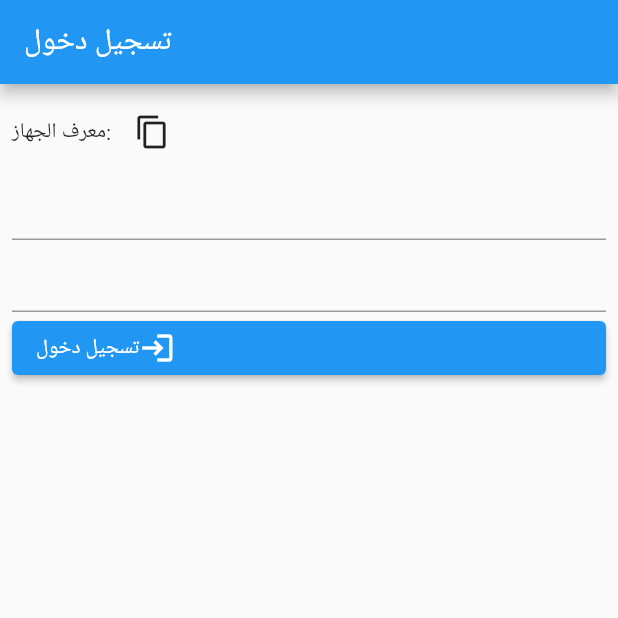
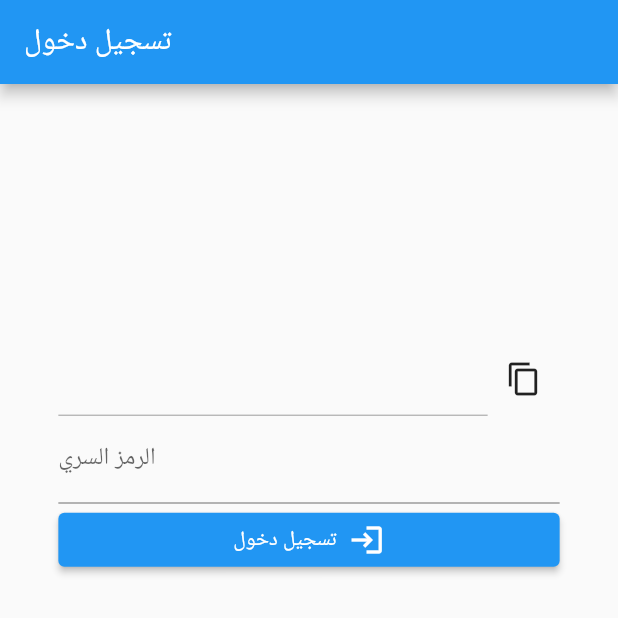
Before and after one commit to aaref-sh/wh, a Flutter app: the screen it shows after launch, on a phone screen of 412 x 824 dp, the top half of it. Run offline on Flutter 3.47's test engine with Material 2 defaults, Android fonts, the phone set to English and light mode, and no system bars; our stand-ins replace awesome_notifications, flutter_map, fluttertoast, latlong2, location, shared_preferences and 2 more; missing offline and left inert: platform_device_id_v3, signalr_core, workmanager; accounts and stored records are empty.

Commit message:
finish all - map to be enhanced

```diff
--- a/lib/components/all.dart
+++ b/lib/components/all.dart
@@ -1,3 +1,5 @@
 export 'error_message.dart';
 export 'load_panel.dart';
 export 'chat_bubble.dart';
+export 'async_body.dart';
+export 'text_field.dart';
--- /dev/null
+++ b/lib/components/async_body.dart
@@ -0,0 +1,61 @@
+import 'package:wh/all.dart';
+
+class AsyncBody extends StatefulWidget {
+  const AsyncBody(
+      {super.key,
+      this.appBar,
+      this.loading = false,
+      required this.child,
+      this.floatingActionButton,
+      this.floatingActionButtonLocation});
+  final Widget child;
+  final bool loading;
+  final PreferredSizeWidget? appBar;
+  final FloatingActionButton? floatingActionButton;
+  final FloatingActionButtonLocation? floatingActionButtonLocation;
+  @override
+  State<AsyncBody> createState() => _AsyncBodyState();
+}
+
+class _AsyncBodyState extends State<AsyncBody> {
+  @override
+  Widget build(BuildContext context) {
+    var size = MediaQuery.of(context).size;
+    return Scaffold(
+      appBar: widget.appBar,
+      floatingActionButton: widget.floatingActionButton,
+      floatingActionButtonLocation: widget.floatingActionButtonLocation,
+      body: Stack(
+        children: [
+          widget.child,
+          widget.loading
+              ? Container(
+                  width: size.width,
+                  height: size.height,
+                  color: Colors.black12,
+                  child: Center(
+                    child: Container(
+                      decoration: BoxDecoration(
+                        color: Colors.white,
+                        borderRadius: BorderRadius.circular(8),
+                      ),
+                      width: size.width * .8,
+                      child: Padding(
+                        padding: const EdgeInsets.all(8.0),
+                        child: Column(
+                          mainAxisSize: MainAxisSize.min,
+                          children: [
+                            const CircularProgressIndicator(),
+                            Text(resPleaseWait),
+                          ],
+                        ),
+                      ),
+                    ),
+                  ),
+                )
+              : Container()
+        ],
+      ),
+    );
+  }
+}
--- a/lib/globals/resources.dart
+++ b/lib/globals/resources.dart
@@ -1,4 +1,5 @@
 var resDeviceId = 'معرف الجهاز';
+var resSecretCode = 'الرمز السري';
 var resUnexpectedError = 'حصل خطأ غير متوقع';
 var resLoginBtn = 'تسجيل دخول';
 var resCopied = 'تم النسخ';
--- a/lib/globals/shared.dart
+++ b/lib/globals/shared.dart
@@ -73,3 +73,8 @@ Future<void> initToken() async {
   token = pref?.Token;
   username = pref?.Owner;
 }
+
+var rtlRegex = RegExp(r'[\u0591-\u07FF]');
+bool isRtl(String text) {
+  return rtlRegex.hasMatch(text);
+}
--- a/lib/globals/variables.dart
+++ b/lib/globals/variables.dart
@@ -1,8 +1,8 @@
 import 'package:wh/all.dart';
 
 const String hub = 'messageHub';
-String serverURI = 'https://salama.somee.com';
-// String serverURI = 'https://salama.bsite.net';
+// String serverURI = 'https://salama.somee.com';
+String serverURI = 'https://salama2.bsite.net';
 // String serverURI = 'http://10.0.2.2:5000';
 
 String deviceId = "Unknown";
@@ -13,7 +13,6 @@ LocationData? lastLocation;
 int pageIndex = 0;
 
 List<Message> messages = [];
-int page = 1;
 bool morePages = true;
 
 const chatPageSize = 100;
--- a/lib/screens/home.dart
+++ b/lib/screens/home.dart
@@ -24,6 +24,7 @@ void initListinPort() {
   IsolateNameServer.registerPortWithName(port.sendPort, mainIsolate);
   // Listen for messages from the background isolate
   port.listen((msg) {
+    if (msg == 1) tougleNotifications(0);
     ChatScreenState.addMessage(Message.fromMap(msg));
   });
 }
@@ -72,7 +73,7 @@ class _NavigationExampleState extends State<NavigationExample> {
         ],
       ),
       body: <Widget>[
-        NewMyStatus(),
+        const NewMyStatus(),
         const ManagementMessages(),
         const ChatScreen(),
         const MyStatus(),
--- a/lib/screens/login.dart
+++ b/lib/screens/login.dart
@@ -10,45 +10,56 @@ class Login extends StatefulWidget {
   State<Login> createState() => _LoginState();
 }
 
-Future<String> initEveryThing(context) async {
+class _LoginState extends State<Login> {
+  var tfpass = TextEditingController();
+  bool loading = true;
+
+  Future<void> initEveryThing(context) async {
     WidgetsFlutterBinding.ensureInitialized();
     await initToken();
     // Configure the plugin
     try {
       deviceId = await PlatformDeviceId.getDeviceId ?? deviceId;
     } catch (e) {}
+    setState(() => loading = false);
+  }
+
+  @override
+  void initState() {
+    super.initState();
+    initEveryThing(context);
+  }
+
+  @override
+  Widget build(BuildContext context) {
     if (token != null) {
       navigateToHome(context);
     }
-  return "";
-}
-
-class _LoginState extends State<Login> {
-  var tfpass = TextEditingController();
-  bool loaded = false;
-
-  @override
-  Widget build(BuildContext context) {
-    return StreamBuilder<Object>(
-        stream: null,
-        builder: (context, snapshot) {
-          return Scaffold(
+    var size = MediaQuery.of(context).size;
+    return AsyncBody(
       appBar: AppBar(title: Text(resLoginBtn)),
-            body: SingleChildScrollView(
-              child: FutureBuilder(
-                builder: (ctx, snapshot) {
-                  if (snapshot.hasData) {
-                    return Padding(
+      loading: loading,
+      child: SingleChildScrollView(
+          child: Center(
+        child: Container(
+          width: size.width * .85,
           padding: const EdgeInsets.all(8.0),
           child: Column(
             children: [
+              SizedBox(height: size.height * .2),
               Row(
                 children: [
-                              Text("$resDeviceId: "),
+                  Expanded(
+                    child: TextField(
+                      controller: TextEditingController(text: deviceId),
+                      textAlign: TextAlign.center,
+                      readOnly: true,
+                      enabled: false,
+                    ),
+                  ),
                   IconButton(
                       onPressed: () async {
-                                    await Clipboard.setData(
-                                        ClipboardData(text: deviceId));
+                        await Clipboard.setData(ClipboardData(text: deviceId));
 
                         Fluttertoast.showToast(msg: resCopied);
                       },
@@ -56,76 +67,56 @@ class _LoginState extends State<Login> {
                 ],
               ),
               TextField(
-                            controller: TextEditingController(text: deviceId),
-                            textAlign: TextAlign.center,
-                            readOnly: true,
+                controller: tfpass,
+                obscureText: true,
+                enableSuggestions: false,
+                autocorrect: false,
+                decoration: InputDecoration(
+                  labelText: resSecretCode,
                 ),
-                          TextField(
-                            controller: tfpass,
               ),
               ElevatedButton(
                 onPressed: () {
                   tryLogin(context);
                 },
+                child: Center(
                   child: Row(
+                    mainAxisSize: MainAxisSize.min,
                     children: [
                       Text(resLoginBtn),
+                      const SizedBox(width: 8),
                       const Icon(Icons.login),
                     ],
                   ),
                 ),
+              ),
             ],
           ),
+        ),
+      )),
     );
-                  }
-                  return Center(
-                      child: Column(
-                    mainAxisAlignment: MainAxisAlignment.start,
-                    crossAxisAlignment: CrossAxisAlignment.start,
-                    mainAxisSize: MainAxisSize.min,
-                    children: <Widget>[
-                      const Center(
-                        child: CircularProgressIndicator(),
-                      ),
-                      Padding(
-                        padding: const EdgeInsets.all(8.0),
-                        child: Center(child: Text(resPleaseWait)),
-                      ),
-                      Container()
-                    ],
-                  ));
-                },
-                future: initEveryThing(context),
-              ),
-            ),
-          );
-        });
   }
 
   Future<void> tryLogin(BuildContext context) async {
-    var body = LoginVM('1.0', deviceId!, tfpass.text);
-
-    showErrorMessage(context, resPleaseWait, loading: true);
+    setState(() => loading = true);
     try {
+      var body = LoginVM('1.0', deviceId, tfpass.text);
       var response = await http.post(
         Uri.parse('$serverURI/API/Mobile/Login'),
         headers: httpHeader(withAuthorization: false),
         body: jsonEncode(body),
       );
-      Navigator.of(context).pop();
       if (response.statusCode == 200) {
         var map = jsonDecode(response.body) as Map<String, dynamic>;
         var loginResponse = LoginResponse.fromMap(map);
         saveToken(loginResponse);
         token = loginResponse.Token;
-        setState(() {});
-      } else {
+      }
       handleResponseError(context, response);
-      }
     } catch (e) {
-      Navigator.of(context).pop();
       showErrorMessage(context, resUnexpectedError);
     }
+    setState(() => loading = false);
   }
 }
 
```
Also changed, not shown: lib/components/chat_bubble.dart (+17 -4 lines), lib/components/text_field.dart (added, +36 -0 lines), lib/screens/chat.dart (+12 -11 lines), lib/screens/management_messages.dart (+40 -30 lines), lib/screens/new_home.dart (+21 -14 lines), lib/services/signalr_netcore.dart (+9 -6 lines), lib/services/workmanager.dart (+3 -4 lines). Lines whose indentation alone changed are shown as unchanged.
